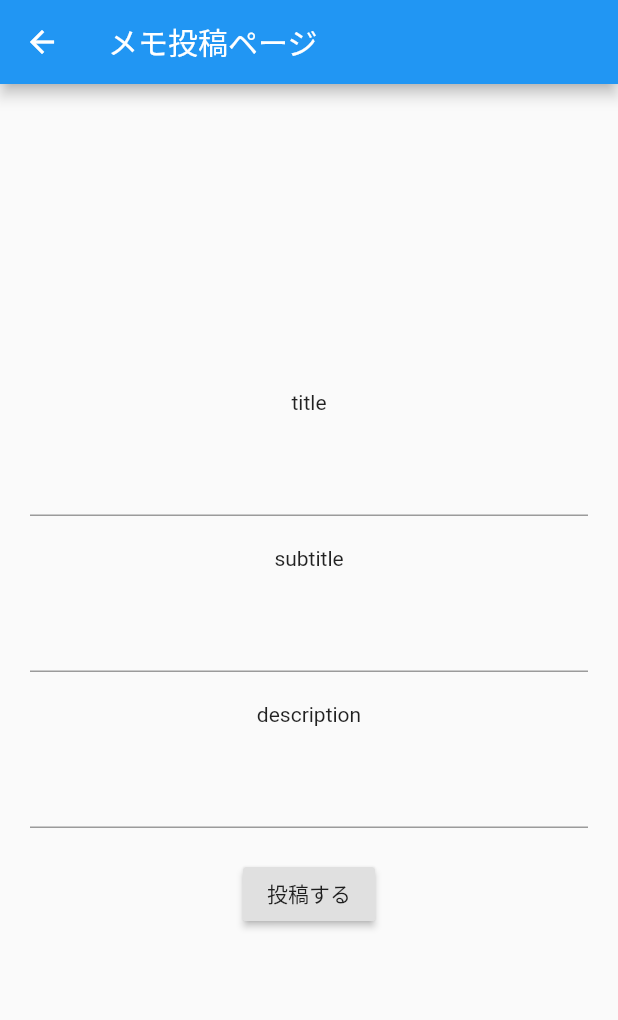
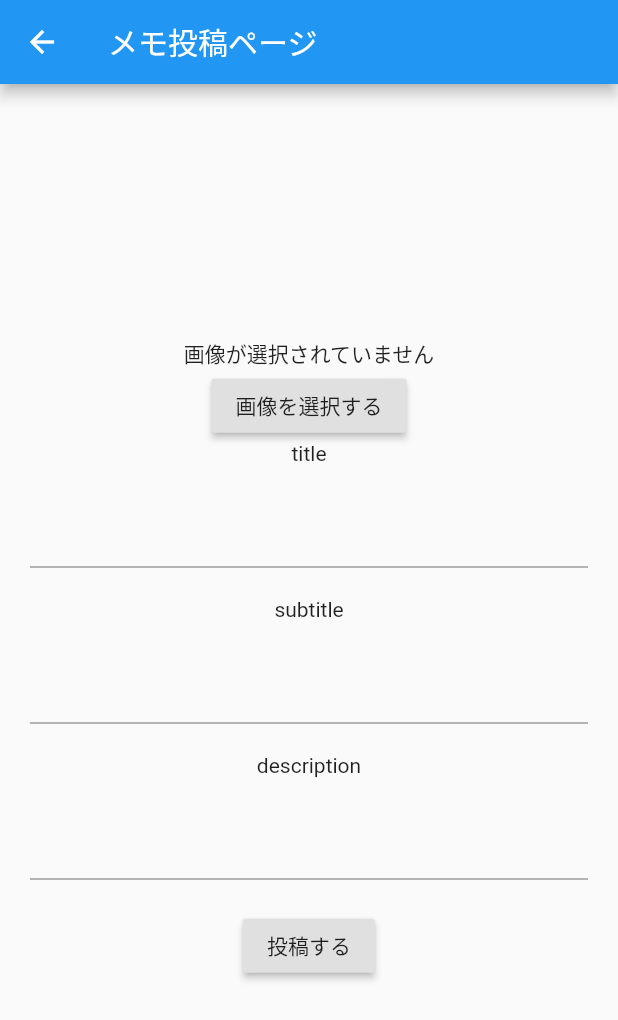
Before and after one commit to shioriakiyama/flutter_app_memoapps, a Flutter app: the MemoPostScreen screen opened directly, on a phone screen of 412 x 824 dp. Shown: the top 1020 px of the screen. Run offline on Flutter 3.47's test engine with Material 2 defaults, Android fonts, the phone set to English and light mode, and no system bars; our stand-ins replace cloud_firestore, firebase_auth, firebase_core, image_picker; accounts and stored records are empty.

Commit message:
・テキストの入力位置を正しい方向に ・ギャラリーから画像を取得し、画像を表示させる

```diff
--- /dev/null
+++ b/lib/global.dart
@@ -0,0 +1 @@
+String firebaseStorageEndpoint = 'gs://memo-flutter-app.appspot.com/images/';
--- a/lib/memo/memo_view_model.dart
+++ b/lib/memo/memo_view_model.dart
@@ -1,3 +1,5 @@
+import 'dart:io';
+
 import 'package:flutter/material.dart';
 import 'package:flutter_app_memoapps/memo/service/memo_service.dart';
 import 'memo.dart';
@@ -6,36 +8,34 @@ class MemoViewModel extends ChangeNotifier {
   String title = '';
   String subtitle = '';
   String description = '';
-  TextEditingController titleEditingController;
-  TextEditingController subtitleEditingController;
-  TextEditingController descriptionEditingController;
+  File image;
+
   final List<Memo> memoList = [];
 
   void changeTitleText(String inputTitle) {
     title = inputTitle;
-    titleEditingController = TextEditingController(text: title);
     notifyListeners();
   }
 
   void changeSubtitleText(String inputSubtitle) {
     subtitle = inputSubtitle;
-    subtitleEditingController = TextEditingController(text: subtitle);
     notifyListeners();
   }
 
   void changeDescriptionText(String inputDescription) {
     description = inputDescription;
-    descriptionEditingController = TextEditingController(text: description);
+    notifyListeners();
+  }
+
+  void changeImage(File inputImage) {
+    image = inputImage;
     notifyListeners();
   }
 
   void resetAllText() {
     title = '';
-    titleEditingController = TextEditingController(text: title);
     subtitle = '';
-    subtitleEditingController = TextEditingController(text: subtitle);
     description = '';
-    descriptionEditingController = TextEditingController(text: description);
     notifyListeners();
   }
 
--- a/lib/memo_detail_screen.dart
+++ b/lib/memo_detail_screen.dart
@@ -1,5 +1,7 @@
+import 'package:firebase_image/firebase_image.dart';
 import 'package:flutter/material.dart';
 import 'package:provider/provider.dart';
+import 'global.dart';
 import 'memo/memo.dart';
 import "package:intl/intl.dart";
 
@@ -50,6 +52,10 @@ class MemoDetailScreen extends StatelessWidget {
       ),
       body: Column(
         children: <Widget>[
+          // Image(
+          //   image: FirebaseImage('${firebaseStorageEndpoint}denchan.jpg'),
+          // // ),
+          // Image.network(),
           Padding(
             padding: const EdgeInsets.all(15.0),
             child: Text(
--- a/lib/memo_post_screen.dart
+++ b/lib/memo_post_screen.dart
@@ -1,4 +1,7 @@
+import 'dart:io';
+
 import 'package:flutter/material.dart';
+import 'package:image_picker/image_picker.dart';
 import 'package:provider/provider.dart';
 import 'memo/memo_view_model.dart';
 
@@ -19,11 +22,27 @@ class MemoPostScreen extends StatelessWidget {
         child: Column(
           mainAxisAlignment: MainAxisAlignment.center,
           children: [
+            memo.image == null
+                ? Text('画像が選択されていません')
+                : Image.file(
+                    memo.image,
+                    width: 200,
+                    height: 200,
+                    fit: BoxFit.cover,
+                  ),
+            RaisedButton(
+              child: Text('画像を選択する'),
+              onPressed: () async {
+                final pickedFile =
+                    await ImagePicker().getImage(source: ImageSource.gallery);
+                memo.changeImage(File(pickedFile.path));
+              },
+            ),
             Text('title'),
             Padding(
               padding: const EdgeInsets.all(20),
-              child: TextField(
-                controller: memo.titleEditingController,
+              child: TextFormField(
+                initialValue: memo.title,
                 onChanged: (String inputTitle) {
                   memo.changeTitleText(inputTitle);
                 },
@@ -32,8 +51,8 @@ class MemoPostScreen extends StatelessWidget {
             Text('subtitle'),
             Padding(
               padding: const EdgeInsets.all(20),
-              child: TextField(
-                controller: memo.subtitleEditingController,
+              child: TextFormField(
+                initialValue: memo.subtitle,
                 onChanged: (String inputSubtitle) {
                   memo.changeSubtitleText(inputSubtitle);
                 },
@@ -42,8 +61,8 @@ class MemoPostScreen extends StatelessWidget {
             Text('description'),
             Padding(
               padding: const EdgeInsets.all(20),
-              child: TextField(
-                controller: memo.descriptionEditingController,
+              child: TextFormField(
+                initialValue: memo.description,
                 onChanged: (String inputDescription) {
                   memo.changeDescriptionText(inputDescription);
                 },
--- a/pubspec.yaml
+++ b/pubspec.yaml
@@ -28,6 +28,9 @@ dependencies:
   firebase_core: ^0.5.2
   firebase_auth: ^0.18.3
   cloud_firestore: ^0.14.3+1
+  firebase_storage: ^5.1.0
+  firebase_image: ^0.3.0
+  image_picker: ^0.6.7+14
 
   # The following adds the Cupertino Icons font to your application.
   # Use with the CupertinoIcons class for iOS style icons.
```
Also changed, not shown: pubspec.lock, 1 other file.
